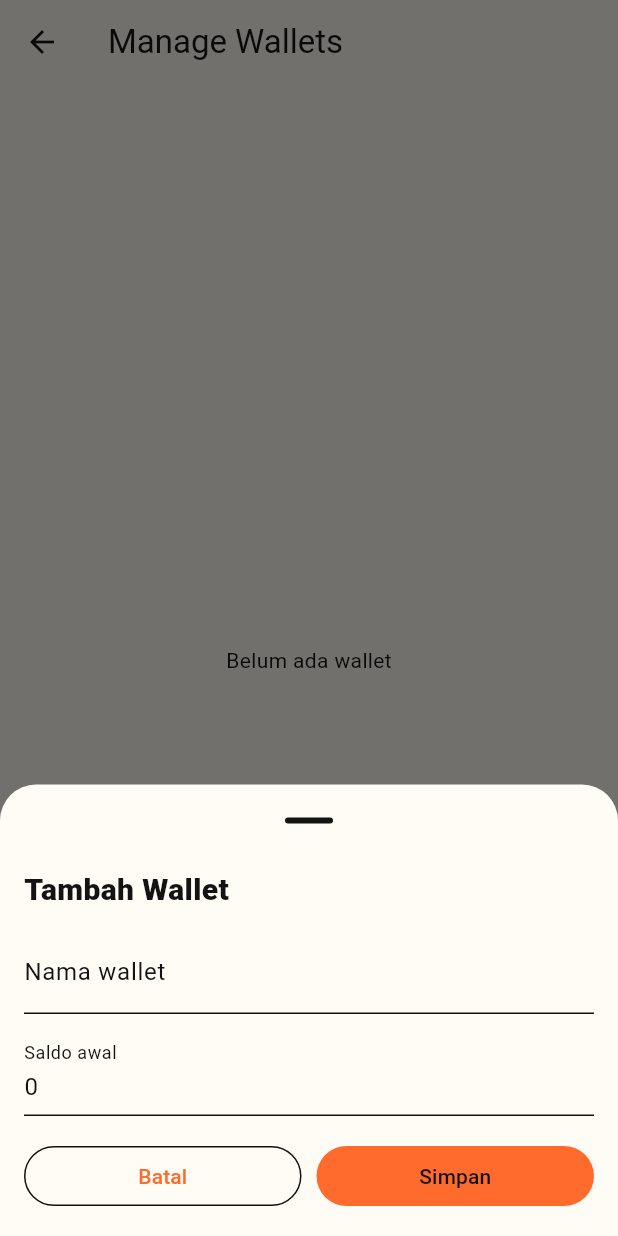
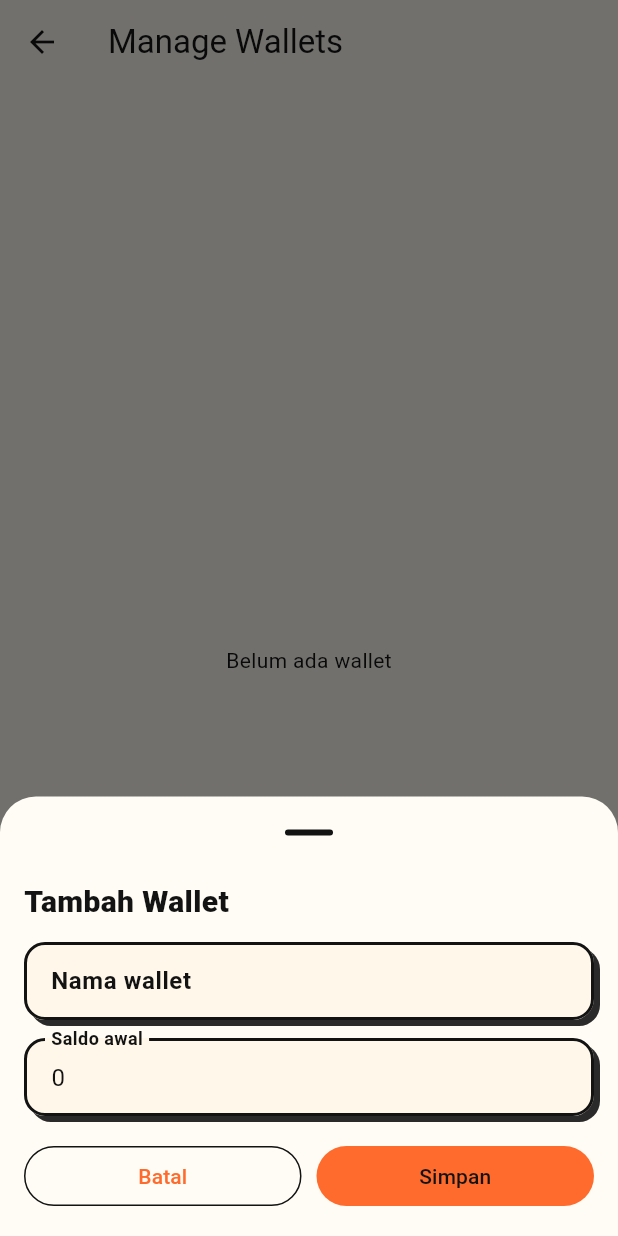
Before and after one commit to wahyuatmaja3/artha, a Flutter app: the ManageWalletsScreen screen opened directly, after a tap on an icon or button, on a phone screen of 412 x 824 dp. Run offline on Flutter 3.47's test engine with Material 3 defaults, Android fonts, the phone set to English and light mode, and no system bars; our stand-ins replace drift, fl_chart, flutter_riverpod, font_awesome_flutter, sqlite3_flutter_libs; accounts and stored records are empty; generated files the repository leaves out were written again; Roboto replaces fonts that are missing (Trebuchet MS).

Commit message:
feat: enchance textfield

```diff
--- /dev/null
+++ b/lib/core/ui/neo_text_field.dart
@@ -0,0 +1,24 @@
+import 'package:flutter/material.dart';
+
+class NeoTextFieldFrame extends StatelessWidget {
+  const NeoTextFieldFrame({super.key, required this.child});
+
+  final Widget child;
+
+  @override
+  Widget build(BuildContext context) {
+    final scheme = Theme.of(context).colorScheme;
+    return Container(
+      decoration: BoxDecoration(
+        borderRadius: BorderRadius.circular(14),
+        boxShadow: [
+          BoxShadow(
+            color: scheme.onSurface.withValues(alpha: 0.9),
+            offset: const Offset(4, 4),
+          ),
+        ],
+      ),
+      child: child,
+    );
+  }
+}
--- a/lib/features/settings/manage_wallets_screen.dart
+++ b/lib/features/settings/manage_wallets_screen.dart
@@ -5,6 +5,7 @@ import 'package:font_awesome_flutter/font_awesome_flutter.dart';
 
 import '../../data/repositories/wallets_repository.dart';
 import '../../domain/models/models.dart';
+import '../../core/ui/neo_text_field.dart';
 
 class ManageWalletsScreen extends ConsumerWidget {
   const ManageWalletsScreen({super.key});
@@ -50,16 +51,20 @@ class ManageWalletsScreen extends ConsumerWidget {
                 child: Text('Tambah Wallet', style: TextStyle(fontSize: 20, fontWeight: FontWeight.w800)),
               ),
               const SizedBox(height: 12),
-              TextField(
+              NeoTextFieldFrame(
+                child: TextField(
                   controller: nameController,
                   decoration: const InputDecoration(labelText: 'Nama wallet'),
                   textInputAction: TextInputAction.next,
                 ),
+              ),
               const SizedBox(height: 12),
-              TextField(
+              NeoTextFieldFrame(
+                child: TextField(
                   controller: amountController,
                   decoration: const InputDecoration(labelText: 'Saldo awal'),
                   keyboardType: const TextInputType.numberWithOptions(decimal: true),
+                ),
               ),
               const SizedBox(height: 16),
               Row(
```
Also changed, not shown: lib/core/theme/app_theme.dart (+52 -0 lines), lib/features/budget/budget_screen.dart (+9 -6 lines), lib/features/investment_plans/investment_plans_screen.dart (+9 -8 lines), lib/features/savings_goals/savings_goals_screen.dart (+12 -9 lines), lib/features/settings/manage_categories_screen.dart (+7 -2 lines), lib/features/transactions/add_transaction_screen.dart (+4 -5 lines). Lines whose indentation alone changed are shown as unchanged.
